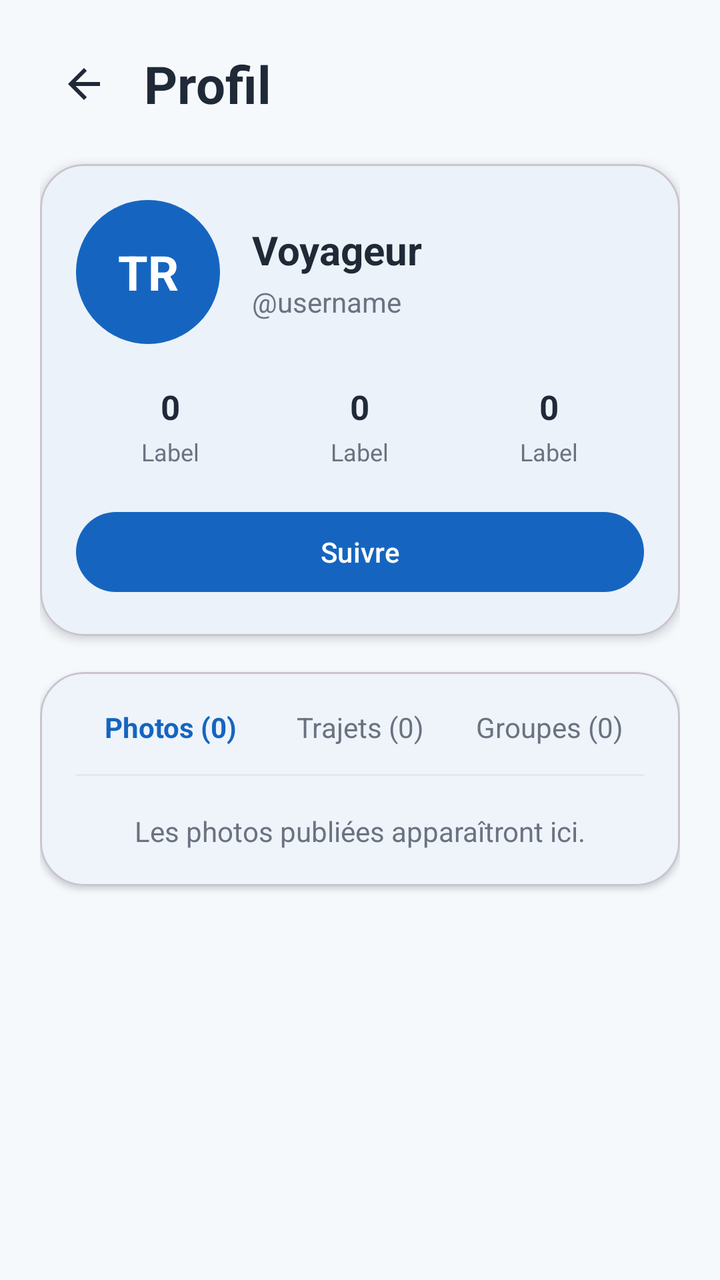
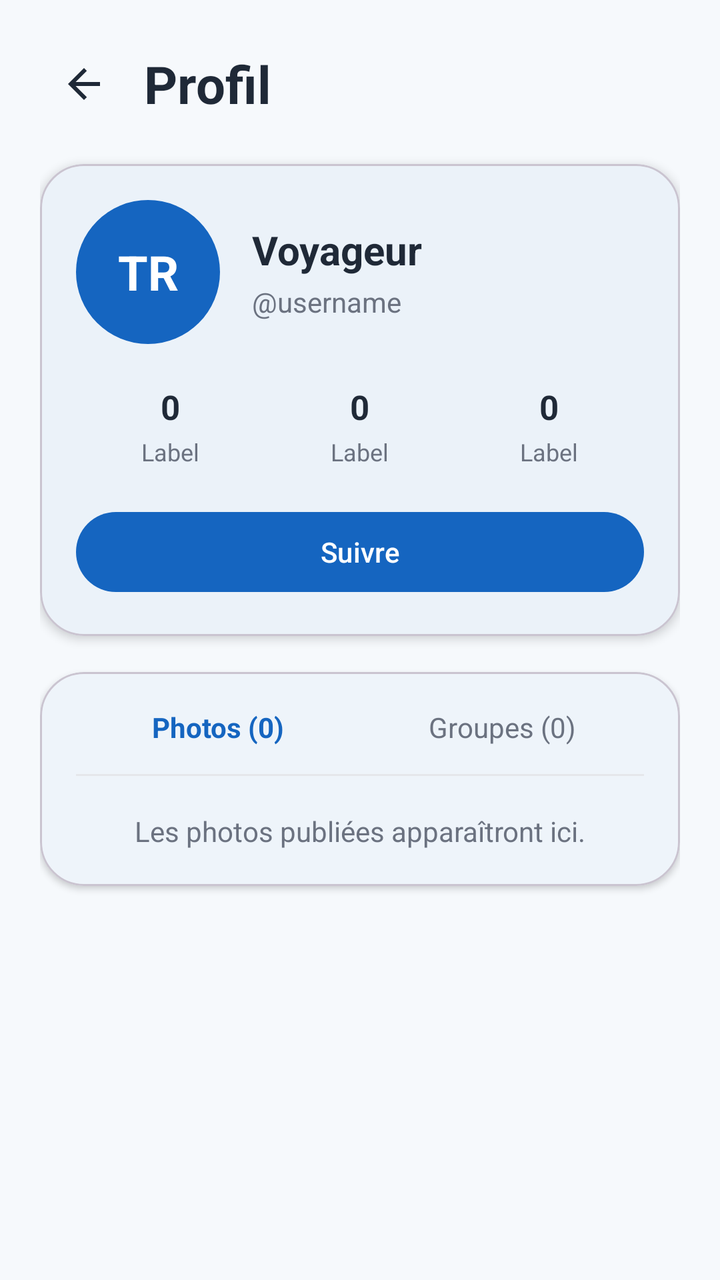

The first picture is an Android layout as it rendered before a commit; the second is the same layout after the commit. The layout source and the unified diff follow.
<!-- AndroidManifest.xml: application theme Theme.Traveling -->
<!-- res/layout/fragment_user_profile.xml -->
<?xml version="1.0" encoding="utf-8"?>
<androidx.core.widget.NestedScrollView xmlns:android="http://schemas.android.com/apk/res/android"
    xmlns:app="http://schemas.android.com/apk/res-auto"
    android:layout_width="match_parent"
    android:layout_height="match_parent"
    android:background="@color/travel_background"
    android:fillViewport="true">

    <LinearLayout
        android:layout_width="match_parent"
        android:layout_height="wrap_content"
        android:orientation="vertical"
        android:padding="20dp">

        
        <LinearLayout
            android:layout_width="match_parent"
            android:layout_height="wrap_content"
            android:gravity="center_vertical"
            android:orientation="horizontal">

            <ImageButton
                android:id="@+id/buttonBack"
                android:layout_width="44dp"
                android:layout_height="44dp"
                android:background="?attr/selectableItemBackgroundBorderless"
                android:contentDescription="Retour"
                android:padding="10dp"
                android:src="@drawable/ic_arrow_back"
                app:tint="@color/travel_on_surface" />

            <com.google.android.material.textview.MaterialTextView
                android:layout_width="0dp"
                android:layout_height="wrap_content"
                android:layout_marginStart="8dp"
                android:layout_weight="1"
                android:text="Profil"
                android:textColor="@color/travel_on_surface"
                android:textSize="26sp"
                android:textStyle="bold" />

        </LinearLayout>

        
        <com.google.android.material.card.MaterialCardView
            android:layout_width="match_parent"
            android:layout_height="wrap_content"
            android:layout_marginTop="18dp"
            app:cardBackgroundColor="@color/travel_surface"
            app:cardCornerRadius="22dp"
            app:cardElevation="3dp">

            <LinearLayout
                android:layout_width="match_parent"
                android:layout_height="wrap_content"
                android:orientation="vertical"
                android:padding="18dp">

                <LinearLayout
                    android:layout_width="match_parent"
                    android:layout_height="wrap_content"
                    android:gravity="center_vertical"
                    android:orientation="horizontal">

                    <TextView
                        android:id="@+id/textAvatarInitials"
                        android:layout_width="72dp"
                        android:layout_height="72dp"
                        android:background="@drawable/bg_avatar_circle"
                        android:gravity="center"
                        android:text="TR"
                        android:textColor="@android:color/white"
                        android:textSize="24sp"
                        android:textStyle="bold" />

                    <LinearLayout
                        android:layout_width="0dp"
                        android:layout_height="wrap_content"
                        android:layout_marginStart="16dp"
                        android:layout_weight="1"
                        android:orientation="vertical">

                        <com.google.android.material.textview.MaterialTextView
                            android:id="@+id/textFullName"
                            android:layout_width="match_parent"
                            android:layout_height="wrap_content"
                            android:text="Voyageur"
                            android:textColor="@color/travel_on_surface"
                            android:textSize="20sp"
                            android:textStyle="bold" />

                        <com.google.android.material.textview.MaterialTextView
                            android:id="@+id/textUsername"
                            android:layout_width="match_parent"
                            android:layout_height="wrap_content"
                            android:layout_marginTop="3dp"
                            android:text="@username"
                            android:textColor="#6B7280"
                            android:textSize="14sp" />

                    </LinearLayout>
                </LinearLayout>

                
                <LinearLayout
                    android:layout_width="match_parent"
                    android:layout_height="wrap_content"
                    android:layout_marginTop="20dp"
                    android:orientation="horizontal">

                    <include
                        android:id="@+id/statTrips"
                        layout="@layout/item_profile_stat"
                        android:layout_width="0dp"
                        android:layout_height="wrap_content"
                        android:layout_weight="1" />

                    <include
                        android:id="@+id/statFollowers"
                        layout="@layout/item_profile_stat"
                        android:layout_width="0dp"
                        android:layout_height="wrap_content"
                        android:layout_weight="1" />

                    <include
                        android:id="@+id/statFollowing"
                        layout="@layout/item_profile_stat"
                        android:layout_width="0dp"
                        android:layout_height="wrap_content"
                        android:layout_weight="1" />

                </LinearLayout>

                
                <com.google.android.material.button.MaterialButton
                    android:id="@+id/buttonFollowUser"
                    android:layout_width="match_parent"
                    android:layout_height="wrap_content"
                    android:layout_marginTop="18dp"
                    android:text="Suivre"
                    android:textAllCaps="false" />

            </LinearLayout>
        </com.google.android.material.card.MaterialCardView>

        
        <com.google.android.material.card.MaterialCardView
            android:layout_width="match_parent"
            android:layout_height="wrap_content"
            android:layout_marginTop="18dp"
            app:cardBackgroundColor="@color/travel_surface"
            app:cardCornerRadius="22dp"
            app:cardElevation="2dp">

            <LinearLayout
                android:layout_width="match_parent"
                android:layout_height="wrap_content"
                android:orientation="vertical"
                android:padding="18dp">

                <LinearLayout
                    android:layout_width="match_parent"
                    android:layout_height="wrap_content"
                    android:orientation="horizontal">

                    <TextView
                        android:id="@+id/tabPhotos"
                        android:layout_width="0dp"
                        android:layout_height="wrap_content"
                        android:layout_weight="1"
                        android:gravity="center"
                        android:text="Photos (0)"
                        android:textColor="@color/travel_primary"
                        android:textStyle="bold" />

                    <TextView
                        android:id="@+id/tabRoutes"
                        android:layout_width="0dp"
                        android:layout_height="wrap_content"
                        android:layout_weight="1"
                        android:gravity="center"
                        android:text="Trajets (0)"
                        android:textColor="#6B7280" />

                    <TextView
                        android:id="@+id/tabGroups"
                        android:layout_width="0dp"
                        android:layout_height="wrap_content"
                        android:layout_weight="1"
                        android:gravity="center"
                        android:text="Groupes (0)"
                        android:textColor="#6B7280" />

                </LinearLayout>

                <View
                    android:layout_width="match_parent"
                    android:layout_height="1dp"
                    android:layout_marginTop="14dp"
                    android:background="#E5E7EB" />

                <TextView
                    android:id="@+id/textProfileSectionPlaceholder"
                    android:layout_width="match_parent"
                    android:layout_height="wrap_content"
                    android:layout_marginTop="18dp"
                    android:gravity="center"
                    android:text="Les photos publiées apparaîtront ici."
                    android:textColor="#6B7280"
                    android:textSize="14sp" />

                <androidx.recyclerview.widget.RecyclerView
                    android:id="@+id/recyclerProfilePhotos"
                    android:layout_width="match_parent"
                    android:layout_height="wrap_content"
                    android:layout_marginTop="18dp"
                    android:nestedScrollingEnabled="false"
                    android:visibility="gone" />

                <LinearLayout
                    android:id="@+id/layoutProfileGroupsSection"
                    android:layout_width="match_parent"
                    android:layout_height="wrap_content"
                    android:layout_marginTop="18dp"
                    android:orientation="vertical"
                    android:visibility="gone">

                    <TextView
                        android:id="@+id/textProfileGroupsStatus"
                        android:layout_width="match_parent"
                        android:layout_height="wrap_content"
                        android:text="Vos groupes apparaîtront ici."
                        android:textColor="#6B7280"
                        android:textSize="14sp" />

                    <androidx.recyclerview.widget.RecyclerView
                        android:id="@+id/recyclerProfileGroups"
                        android:layout_width="match_parent"
                        android:layout_height="wrap_content"
                        android:layout_marginTop="12dp"
                        android:nestedScrollingEnabled="false" />

                    <com.google.android.material.button.MaterialButton
                        android:id="@+id/buttonManageGroups"
                        style="@style/Widget.Material3.Button.OutlinedButton"
                        android:layout_width="match_parent"
                        android:layout_height="wrap_content"
                        android:layout_marginTop="14dp"
                        android:text="Gérer mes groupes"
                        android:textAllCaps="false" />

                </LinearLayout>

            </LinearLayout>
        </com.google.android.material.card.MaterialCardView>

    </LinearLayout>
</androidx.core.widget.NestedScrollView>
<!-- res/layout/item_profile_stat.xml (included above) -->
<?xml version="1.0" encoding="utf-8"?>
<LinearLayout xmlns:android="http://schemas.android.com/apk/res/android"
    android:layout_width="0dp"
    android:layout_height="wrap_content"
    android:layout_weight="1"
    android:gravity="center"
    android:orientation="vertical">

    <TextView
        android:id="@+id/textStatValue"
        android:layout_width="wrap_content"
        android:layout_height="wrap_content"
        android:text="0"
        android:textColor="@color/travel_on_surface"
        android:textSize="17sp"
        android:textStyle="bold" />

    <TextView
        android:id="@+id/textStatLabel"
        android:layout_width="wrap_content"
        android:layout_height="wrap_content"
        android:layout_marginTop="3dp"
        android:text="Label"
        android:textColor="#6B7280"
        android:textSize="12sp" />
</LinearLayout>
<!-- resources referenced by this layout -->
<resources>
  <color name="travel_background">#F6F9FC</color>
  <color name="travel_on_surface">#1F2937</color>
  <color name="travel_primary">#1565C0</color>
  <color name="travel_surface">#FFFFFF</color>
  <!-- drawable bg_avatar_circle (drawable) -->
  <?xml version="1.0" encoding="utf-8"?>
  <shape xmlns:android="http://schemas.android.com/apk/res/android"
      android:shape="oval">
  
      <solid android:color="@color/travel_primary" />
  </shape>
  <!-- drawable ic_arrow_back (drawable) -->
  <vector xmlns:android="http://schemas.android.com/apk/res/android"
      android:width="24dp"
      android:height="24dp"
      android:viewportWidth="24"
      android:viewportHeight="24">
  
      <path
          android:fillColor="@color/travel_on_surface"
          android:pathData="M20,11H7.83l5.59,-5.59L12,4l-8,8l8,8l1.42,-1.41L7.83,13H20v-2z" />
  </vector>
  <style name="Theme.Traveling" parent="Base.Theme.Traveling" />
  <style name="Base.Theme.Traveling" parent="Theme.Material3.DayNight.NoActionBar">
          <item name="colorPrimary">@color/travel_primary</item>
          <item name="colorOnPrimary">@color/travel_on_primary</item>
  
          <item name="colorSecondary">@color/travel_secondary</item>
          <item name="colorOnSecondary">@color/travel_on_secondary</item>
  
          <item name="colorTertiary">@color/travel_tertiary</item>
          <item name="colorOnTertiary">@color/travel_on_tertiary</item>
  
          <item name="android:colorBackground">@color/travel_background</item>
          <item name="colorSurface">@color/travel_surface</item>
          <item name="colorOnSurface">@color/travel_on_surface</item>
      </style>
  <color name="travel_on_primary">#FFFFFF</color>
  <color name="travel_secondary">#26A69A</color>
  <color name="travel_on_secondary">#FFFFFF</color>
  <color name="travel_tertiary">#FFB74D</color>
  <color name="travel_on_tertiary">#1F2937</color>
</resources>

<!-- the commit's change to res/layout/fragment_user_profile.xml (unified diff, before → after) -->
@@ -172,15 +172,6 @@
                         android:text="Photos (0)"
                         android:textColor="@color/travel_primary"
                         android:textStyle="bold" />
-
-                    <TextView
-                        android:id="@+id/tabRoutes"
-                        android:layout_width="0dp"
-                        android:layout_height="wrap_content"
-                        android:layout_weight="1"
-                        android:gravity="center"
-                        android:text="Trajets (0)"
-                        android:textColor="#6B7280" />
 
                     <TextView
                         android:id="@+id/tabGroups"
